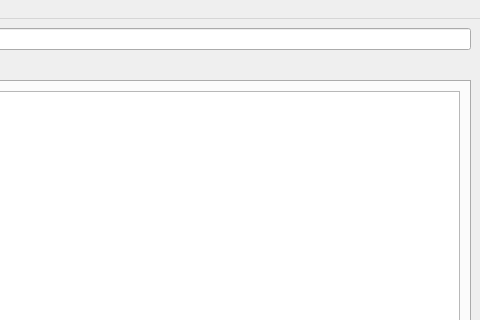
First picture: the form in src/ui/ui_main_window.ui, repository Sugihiru/MALSongs, before the edit; both pictures show x 320 to 800 and y 0 to 320 of the 800 by 600 pixel window.
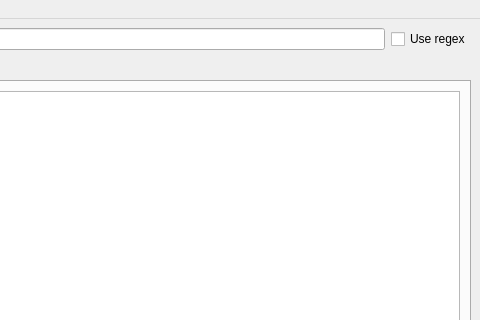
Second picture: the form after the edit.

Commit message: Allow user to search using either regex or normal string match

The edit to the form file:
```diff
--- a/src/ui/ui_main_window.ui
+++ b/src/ui/ui_main_window.ui
@@ -66,6 +66,13 @@
         </property>
        </widget>
       </item>
+      <item>
+       <widget class="QCheckBox" name="searchRegexCheckBox">
+        <property name="text">
+         <string>Use regex</string>
+        </property>
+       </widget>
+      </item>
      </layout>
     </item>
     <item>
```
The commit also changes 3 other files.
